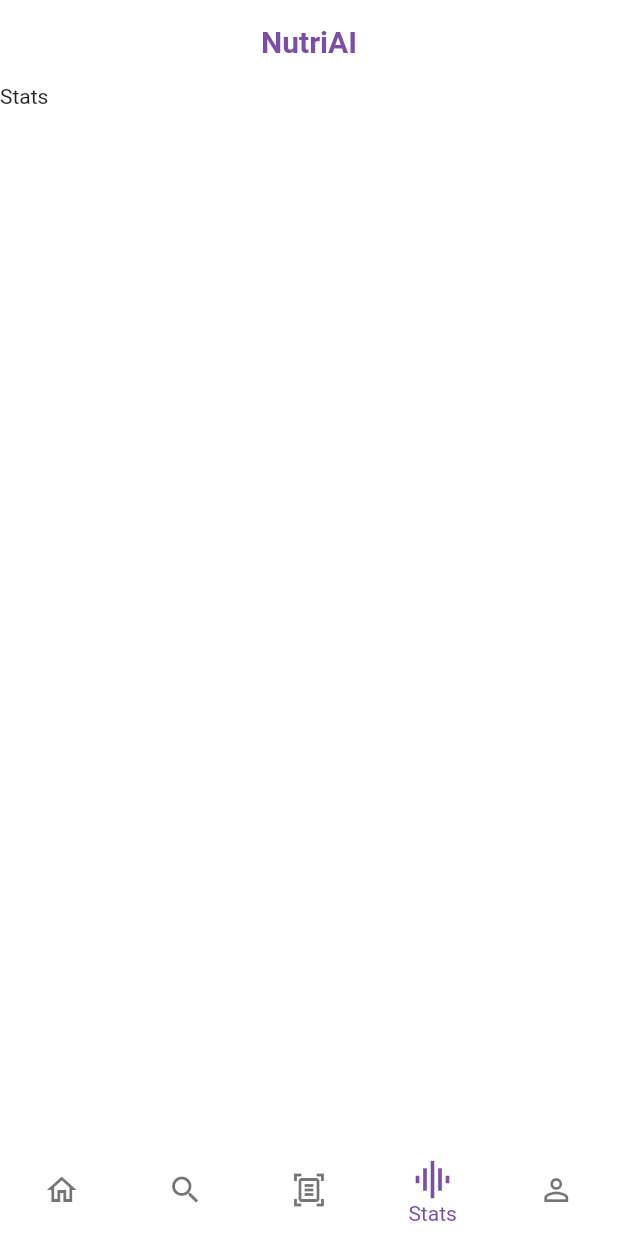
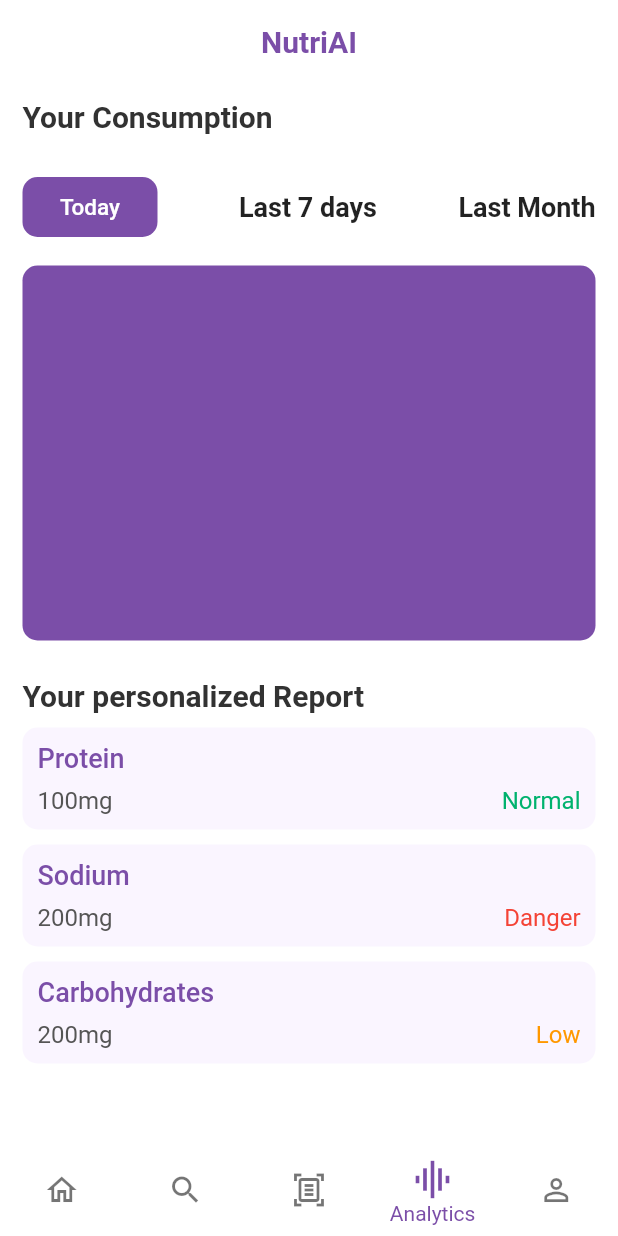
Before and after one commit to lamdiv/NutriAI, a Flutter app: the screen it shows after launch, item 4 of the bottom bar chosen, on a phone screen of 412 x 824 dp. Run offline on Flutter 3.47's test engine with Material 2 defaults, Android fonts, the phone set to English and light mode, and no system bars; our stand-ins replace camera; network calls fail.

Commit message:
Added analytics screen

```diff
--- /dev/null
+++ b/lib/analytics.dart
@@ -0,0 +1,252 @@
+import 'package:flutter/material.dart';
+
+class Analytics extends StatefulWidget {
+  const Analytics({Key? key}) : super(key: key);
+
+  @override
+  State<Analytics> createState() => _AnalyticsState();
+}
+
+class _AnalyticsState extends State<Analytics> {
+  @override
+  Widget build(BuildContext context) {
+    return Padding(
+      padding: const EdgeInsets.symmetric(vertical: 10.0, horizontal: 15.0),
+      child: Expanded(
+        child: ListView(
+          // crossAxisAlignment: CrossAxisAlignment.start,
+          children: [
+            const Text(
+              'Your Consumption',
+              style: TextStyle(
+                  color: Color(0xFF323232),
+                  fontSize: 20,
+                  fontWeight: FontWeight.bold),
+            ),
+
+            const SizedBox(
+              height: 25,
+            ),
+
+            Row(
+              mainAxisAlignment: MainAxisAlignment.spaceBetween,
+              children: [
+               TextButton(
+                  style: TextButton.styleFrom(
+                    primary: const Color(0xFF7B4EA8),
+                    backgroundColor: const Color(0xFF7B4EA8),
+                    minimumSize: const Size(90, 40),
+                    padding: const EdgeInsets.symmetric(horizontal: 12.0),
+                    shape: const RoundedRectangleBorder(
+                      borderRadius: BorderRadius.all(Radius.circular(10.0)),
+
+                    ),
+                  ),
+                  onPressed: () {
+                    // Navigator.push(
+                    //   context,
+                    //   MaterialPageRoute(
+                    //       builder: (context) => const DetailScreen()),
+                    // );
+                  },
+                  child: const Text('Today', style: TextStyle(
+                    fontSize: 15,
+                    color: Colors.white
+                  ),),
+                ),
+               const Text(
+                'Last 7 days',
+                style: TextStyle(
+
+                    fontSize: 18,
+                    fontWeight: FontWeight.bold),
+              ),
+             const Text(
+                'Last Month',
+                style: TextStyle(
+
+                    fontSize: 18,
+                    fontWeight: FontWeight.bold),
+              ),
+            ],),
+            const SizedBox(
+              height: 15,
+            ),
+            Container(
+              width: double.infinity,
+              height: 250,
+             decoration: const BoxDecoration(
+                borderRadius: BorderRadius.all(
+                  Radius.circular(10.0),
+                ),
+                boxShadow: [
+                  BoxShadow(
+                    color: Color(0xFF7B4EA8),
+                  ),
+                ],
+              ),
+            ),
+            const SizedBox(
+              height: 25,
+            ),
+            const Text(
+              'Your personalized Report',
+              style: TextStyle(
+                  color: Color(0xFF323232),
+                  fontSize: 20,
+                  fontWeight: FontWeight.bold),
+            ),
+            Container(
+            width: double.infinity,
+            padding: const EdgeInsets.all(10),
+            margin: const EdgeInsets.only(top: 10),
+            decoration: const BoxDecoration(
+              borderRadius: BorderRadius.all(
+                Radius.circular(10.0),
+              ),
+              boxShadow: [
+                BoxShadow(
+                  color: Color(0xFFFAF5FF)
+                )
+              ],
+            ),
+            child: Column(
+              crossAxisAlignment: CrossAxisAlignment.start,
+              children:  [
+               const Text(
+                  'Protein',
+                  style: TextStyle(
+                      fontSize: 18,
+                      fontWeight: FontWeight.w500,
+                      color: Color(0xFF7B4EA8)),
+                ),
+               const SizedBox(
+                  height: 8,
+                ),
+                Row(
+                  mainAxisAlignment: MainAxisAlignment.spaceBetween,
+                  children: const [
+                    Text(
+                      '100mg',
+                      style: TextStyle(
+                          fontSize: 16,
+                          fontWeight: FontWeight.normal,
+                          color: Color(0xFF555555)),
+                    ),
+                    Text(
+                      'Normal',
+                      style: TextStyle(
+                          fontSize: 16,
+                          fontWeight: FontWeight.normal,
+                          color: Color(0xFF00B26E)),
+                    ),
+                  ],
+                )
+              ],
+            ),
+          ),
+            Container(
+            width: double.infinity,
+            padding: const EdgeInsets.all(10),
+            margin: const EdgeInsets.only(top: 10),
+            decoration: const BoxDecoration(
+              borderRadius: BorderRadius.all(
+                Radius.circular(10.0),
+              ),
+              boxShadow: [
+                BoxShadow(
+                  color: Color(0xFFFAF5FF)
+                )
+              ],
+            ),
+            child: Column(
+              crossAxisAlignment: CrossAxisAlignment.start,
+              children:  [
+               const Text(
+                  'Sodium',
+                  style: TextStyle(
+                      fontSize: 18,
+                      fontWeight: FontWeight.w500,
+                      color: Color(0xFF7B4EA8)),
+                ),
+               const SizedBox(
+                  height: 8,
+                ),
+                Row(
+                  mainAxisAlignment: MainAxisAlignment.spaceBetween,
+                  children: const [
+                    Text(
+                      '200mg',
+                      style: TextStyle(
+                          fontSize: 16,
+                          fontWeight: FontWeight.normal,
+                          color: Color(0xFF555555)),
+                    ),
+                    Text(
+                      'Danger',
+                      style: TextStyle(
+                          fontSize: 16,
+                          fontWeight: FontWeight.normal,
+                          color: Colors.red),
+                    ),
+                  ],
+                )
+              ],
+            ),
+          ),
+            Container(
+            width: double.infinity,
+            padding: const EdgeInsets.all(10),
+            margin: const EdgeInsets.only(top: 10),
+            decoration: const BoxDecoration(
+              borderRadius: BorderRadius.all(
+                Radius.circular(10.0),
+              ),
+              boxShadow: [
+                BoxShadow(
+                  color: Color(0xFFFAF5FF)
+                )
+              ],
+            ),
+            child: Column(
+              crossAxisAlignment: CrossAxisAlignment.start,
+              children:  [
+               const Text(
+                  'Carbohydrates',
+                  style: TextStyle(
+                      fontSize: 18,
+                      fontWeight: FontWeight.w500,
+                      color: Color(0xFF7B4EA8)),
+                ),
+               const SizedBox(
+                  height: 8,
+                ),
+                Row(
+                  mainAxisAlignment: MainAxisAlignment.spaceBetween,
+                  children: const [
+                    Text(
+                      '200mg',
+                      style: TextStyle(
+                          fontSize: 16,
+                          fontWeight: FontWeight.normal,
+                          color: Color(0xFF555555)),
+                    ),
+                    Text(
+                      'Low',
+                      style: TextStyle(
+                          fontSize: 16,
+                          fontWeight: FontWeight.normal,
+                          color: Colors.orange),
+                    ),
+                  ],
+                )
+              ],
+            ),
+          ),
+
+          ],
+        ),
+      ),
+    );
+  }
+}
--- a/lib/main.dart
+++ b/lib/main.dart
@@ -1,5 +1,6 @@
 import 'dart:async';
 import 'package:flutter/material.dart';
+import 'package:nutriai/analytics.dart';
 import 'package:nutriai/home.dart';
 import 'package:nutriai/profile.dart';
 import 'package:nutriai/scan.dart';
@@ -44,7 +45,7 @@ class _HomeBarState extends State<HomeBar> {
     Home(),
     Search(),
     Scan(),
-    Text('Stats'),
+   Analytics(),
     Profile(),
   ];
 
@@ -81,7 +82,7 @@ class _HomeBarState extends State<HomeBar> {
             BottomNavigationBarItem(
                 icon: Icon(Icons.document_scanner_outlined), label: 'Scan'),
             BottomNavigationBarItem(
-                icon: Icon(Icons.graphic_eq_sharp), label: 'Stats'),
+                icon: Icon(Icons.graphic_eq_sharp), label: 'Analytics'),
             BottomNavigationBarItem(
                 icon: Icon(Icons.person_outline), label: 'Person'),
           ],
```
Also changed, not shown: lib/authentication/authentication.dart (deleted), lib/authentication/login.dart (deleted).
